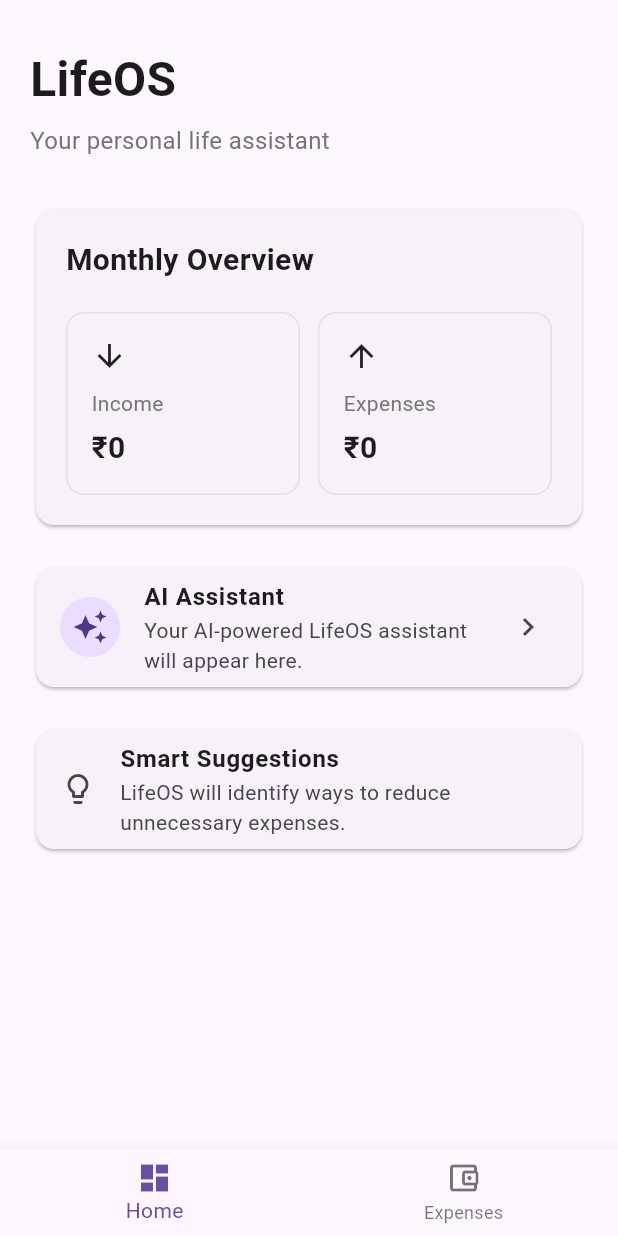
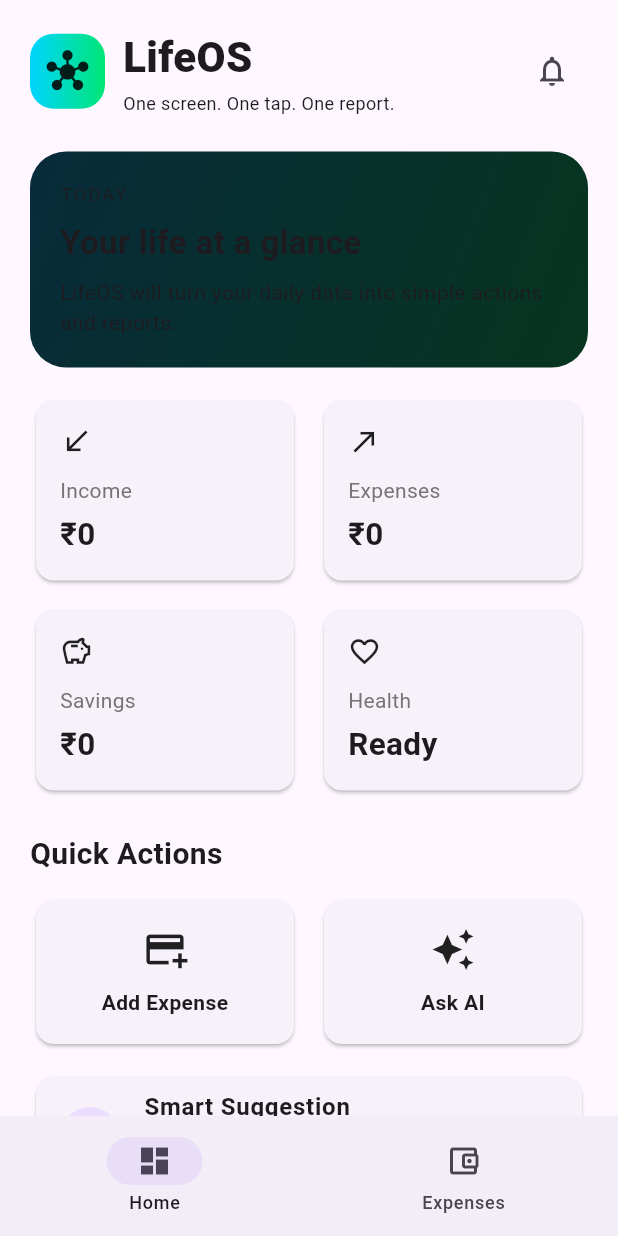
Before and after one commit to jigneshpatel1727-rgb/LIFEOZ, a Flutter app: the screen it shows after launch, on a phone screen of 412 x 824 dp. Run offline on Flutter 3.47's test engine with Material 3 defaults, Android fonts, the phone set to English and light mode, and no system bars; our stand-ins replace shared_preferences.

Commit message:
Update home_screen.dart

```diff
--- a/lib/screens/home_screen.dart
+++ b/lib/screens/home_screen.dart
@@ -16,28 +16,26 @@ class _HomeScreenState extends State<HomeScreen> {
     ExpenseScreen(),
   ];
 
-  void _onItemTapped(int index) {
-    setState(() {
-      _selectedIndex = index;
-    });
-  }
-
   @override
   Widget build(BuildContext context) {
     return Scaffold(
       body: _screens[_selectedIndex],
-      bottomNavigationBar: BottomNavigationBar(
-        currentIndex: _selectedIndex,
-        onTap: _onItemTapped,
-        items: const [
-          BottomNavigationBarItem(
+      bottomNavigationBar: NavigationBar(
+        selectedIndex: _selectedIndex,
+        onDestinationSelected: (index) {
+          setState(() {
+            _selectedIndex = index;
+          });
+        },
+        destinations: const [
+          NavigationDestination(
             icon: Icon(Icons.dashboard_outlined),
-            activeIcon: Icon(Icons.dashboard),
+            selectedIcon: Icon(Icons.dashboard),
             label: 'Home',
           ),
-          BottomNavigationBarItem(
+          NavigationDestination(
             icon: Icon(Icons.account_balance_wallet_outlined),
-            activeIcon: Icon(Icons.account_balance_wallet),
+            selectedIcon: Icon(Icons.account_balance_wallet),
             label: 'Expenses',
           ),
         ],
@@ -53,107 +51,271 @@ class _DashboardScreen extends StatelessWidget {
   Widget build(BuildContext context) {
     return SafeArea(
       child: SingleChildScrollView(
-        padding: const EdgeInsets.all(20),
+        padding: const EdgeInsets.fromLTRB(20, 18, 20, 28),
         child: Column(
           crossAxisAlignment: CrossAxisAlignment.start,
           children: [
-            const SizedBox(height: 10),
+            // LifeOS Header
+            Row(
+              children: [
+                Container(
+                  width: 50,
+                  height: 50,
+                  decoration: BoxDecoration(
+                    borderRadius: BorderRadius.circular(16),
+                    gradient: const LinearGradient(
+                      colors: [
+                        Color(0xFF00D4FF),
+                        Color(0xFF00E676),
+                      ],
+                    ),
+                  ),
+                  child: const Icon(
+                    Icons.hub,
+                    color: Colors.black87,
+                    size: 28,
+                  ),
+                ),
 
-            const Text(
+                const SizedBox(width: 12),
+
+                const Expanded(
+                  child: Column(
+                    crossAxisAlignment: CrossAxisAlignment.start,
+                    children: [
+                      Text(
                         'LifeOS',
                         style: TextStyle(
-                fontSize: 32,
+                          fontSize: 28,
+                          fontWeight: FontWeight.w800,
+                        ),
+                      ),
+                      SizedBox(height: 2),
+                      Text(
+                        'One screen. One tap. One report.',
+                        style: TextStyle(
+                          fontSize: 12,
+                        ),
+                      ),
+                    ],
+                  ),
+                ),
+
+                IconButton(
+                  onPressed: () {},
+                  icon: const Icon(
+                    Icons.notifications_none,
+                  ),
+                ),
+              ],
+            ),
+
+            const SizedBox(height: 24),
+
+            // Main LifeOS Card
+            Container(
+              width: double.infinity,
+              padding: const EdgeInsets.all(20),
+              decoration: BoxDecoration(
+                borderRadius: BorderRadius.circular(24),
+                gradient: const LinearGradient(
+                  begin: Alignment.topLeft,
+                  end: Alignment.bottomRight,
+                  colors: [
+                    Color(0xFF082B3A),
+                    Color(0xFF07351F),
+                  ],
+                ),
+              ),
+              child: const Column(
+                crossAxisAlignment: CrossAxisAlignment.start,
+                children: [
+                  Text(
+                    'TODAY',
+                    style: TextStyle(
+                      fontSize: 12,
+                      letterSpacing: 1.5,
+                    ),
+                  ),
+
+                  SizedBox(height: 8),
+
+                  Text(
+                    'Your life at a glance',
+                    style: TextStyle(
+                      fontSize: 22,
                       fontWeight: FontWeight.bold,
                     ),
                   ),
 
-            const SizedBox(height: 6),
+                  SizedBox(height: 8),
 
                   Text(
-              'Your personal life assistant',
+                    'LifeOS will turn your daily data into simple actions and reports.',
                     style: TextStyle(
-                fontSize: 16,
-                color: Colors.grey.shade600,
+                      fontSize: 14,
+                    ),
+                  ),
+                ],
               ),
             ),
 
-            const SizedBox(height: 30),
+            const SizedBox(height: 18),
 
-            Card(
-              child: Padding(
-                padding: const EdgeInsets.all(20),
-                child: Column(
-                  crossAxisAlignment: CrossAxisAlignment.start,
-                  children: [
+            // Financial Summary
+            Row(
+              children: const [
+                Expanded(
+                  child: _MetricCard(
+                    label: 'Income',
+                    value: '₹0',
+                    icon: Icons.south_west,
+                  ),
+                ),
+
+                SizedBox(width: 12),
+
+                Expanded(
+                  child: _MetricCard(
+                    label: 'Expenses',
+                    value: '₹0',
+                    icon: Icons.north_east,
+                  ),
+                ),
+              ],
+            ),
+
+            const SizedBox(height: 12),
+
+            Row(
+              children: const [
+                Expanded(
+                  child: _MetricCard(
+                    label: 'Savings',
+                    value: '₹0',
+                    icon: Icons.savings_outlined,
+                  ),
+                ),
+
+                SizedBox(width: 12),
+
+                Expanded(
+                  child: _MetricCard(
+                    label: 'Health',
+                    value: 'Ready',
+                    icon: Icons.favorite_border,
+                  ),
+                ),
+              ],
+            ),
+
+            const SizedBox(height: 24),
+
             const Text(
-                      'Monthly Overview',
+              'Quick Actions',
               style: TextStyle(
                 fontSize: 20,
                 fontWeight: FontWeight.bold,
               ),
             ),
 
-                    const SizedBox(height: 20),
+            const SizedBox(height: 12),
 
             Row(
               children: [
                 Expanded(
-                          child: _SummaryCard(
-                            title: 'Income',
-                            amount: '₹0',
-                            icon: Icons.arrow_downward,
+                  child: _ActionCard(
+                    icon: Icons.add_card,
+                    title: 'Add Expense',
+                    onTap: () {},
                   ),
                 ),
+
                 const SizedBox(width: 12),
+
                 Expanded(
-                          child: _SummaryCard(
-                            title: 'Expenses',
-                            amount: '₹0',
-                            icon: Icons.arrow_upward,
+                  child: _ActionCard(
+                    icon: Icons.auto_awesome,
+                    title: 'Ask AI',
+                    onTap: () {},
                   ),
                 ),
               ],
             ),
-                  ],
+
+            const SizedBox(height: 14),
+
+            // Smart Suggestions
+            const Card(
+              child: ListTile(
+                leading: CircleAvatar(
+                  child: Icon(
+                    Icons.lightbulb_outline,
+                  ),
+                ),
+                title: Text(
+                  'Smart Suggestion',
+                  style: TextStyle(
+                    fontWeight: FontWeight.bold,
+                  ),
+                ),
+                subtitle: Text(
+                  'Your personalized expense-control insights will appear here.',
+                ),
+                trailing: Icon(
+                  Icons.chevron_right,
                 ),
               ),
             ),
 
-            const SizedBox(height: 20),
+            const SizedBox(height: 12),
 
+            // Permissions
+            const Card(
+              child: ListTile(
+                leading: CircleAvatar(
+                  child: Icon(
+                    Icons.security_outlined,
+                  ),
+                ),
+                title: Text(
+                  'Data & Permissions',
+                  style: TextStyle(
+                    fontWeight: FontWeight.bold,
+                  ),
+                ),
+                subtitle: Text(
+                  'Automatic access when permitted; manual entry when permission is denied.',
+                ),
+                trailing: Icon(
+                  Icons.chevron_right,
+                ),
+              ),
+            ),
+
+            const SizedBox(height: 12),
+
+            // AI Assistant
             Card(
               child: ListTile(
                 leading: const CircleAvatar(
-                  child: Icon(Icons.auto_awesome),
+                  child: Icon(
+                    Icons.smart_toy_outlined,
+                  ),
                 ),
                 title: const Text(
-                  'AI Assistant',
+                  'LifeOS AI',
                   style: TextStyle(
                     fontWeight: FontWeight.bold,
                   ),
                 ),
                 subtitle: const Text(
-                  'Your AI-powered LifeOS assistant will appear here.',
+                  'Your personal AI assistant is ready for future automation.',
                 ),
-                trailing: const Icon(Icons.chevron_right),
+                trailing: const Icon(
+                  Icons.chevron_right,
+                ),
                 onTap: () {},
-              ),
-            ),
-
-            const SizedBox(height: 20),
-
-            Card(
-              child: ListTile(
-                leading: const Icon(Icons.lightbulb_outline),
-                title: const Text(
-                  'Smart Suggestions',
-                  style: TextStyle(
-                    fontWeight: FontWeight.bold,
-                  ),
-                ),
-                subtitle: const Text(
-                  'LifeOS will identify ways to reduce unnecessary expenses.',
-                ),
               ),
             ),
           ],
@@ -163,48 +325,96 @@ class _DashboardScreen extends StatelessWidget {
   }
 }
 
-class _SummaryCard extends StatelessWidget {
-  final String title;
-  final String amount;
+// Metric Card
+class _MetricCard extends StatelessWidget {
+  final String label;
+  final String value;
   final IconData icon;
 
-  const _SummaryCard({
-    required this.title,
-    required this.amount,
+  const _MetricCard({
+    required this.label,
+    required this.value,
     required this.icon,
   });
 
   @override
   Widget build(BuildContext context) {
-    return Container(
+    return Card(
+      child: Padding(
         padding: const EdgeInsets.all(16),
-      decoration: BoxDecoration(
-        borderRadius: BorderRadius.circular(12),
-        border: Border.all(
-          color: Colors.grey.shade300,
-        ),
-      ),
         child: Column(
           crossAxisAlignment: CrossAxisAlignment.start,
           children: [
-          Icon(icon, size: 24),
-          const SizedBox(height: 10),
+            Icon(
+              icon,
+              size: 22,
+            ),
+
+            const SizedBox(height: 12),
+
             Text(
-            title,
+              label,
               style: TextStyle(
                 color: Colors.grey.shade600,
               ),
             ),
-          const SizedBox(height: 5),
+
+            const SizedBox(height: 4),
+
             Text(
-            amount,
+              value,
               style: const TextStyle(
-              fontSize: 20,
+                fontSize: 21,
                 fontWeight: FontWeight.bold,
               ),
             ),
           ],
         ),
+      ),
     );
   }
 }
+
+// Quick Action Card
+class _ActionCard extends StatelessWidget {
+  final IconData icon;
+  final String title;
+  final VoidCallback onTap;
+
+  const _ActionCard({
+    required this.icon,
+    required this.title,
+    required this.onTap,
+  });
+
+  @override
+  Widget build(BuildContext context) {
+    return Card(
+      child: InkWell(
+        borderRadius: BorderRadius.circular(12),
+        onTap: onTap,
+        child: Padding(
+          padding: const EdgeInsets.all(18),
+          child: Column(
+            children: [
+              Icon(
+                icon,
+                size: 30,
+              ),
+
+              const SizedBox(height: 10),
+
+              Text(
+                title,
+                textAlign: TextAlign.center,
+                style: const TextStyle(
+                  fontWeight: FontWeight.w600,
+                ),
+              ),
+            ],
+          ),
+        ),
+      ),
+    );
+  }
+}
```
Lines whose indentation alone changed are shown as unchanged.
